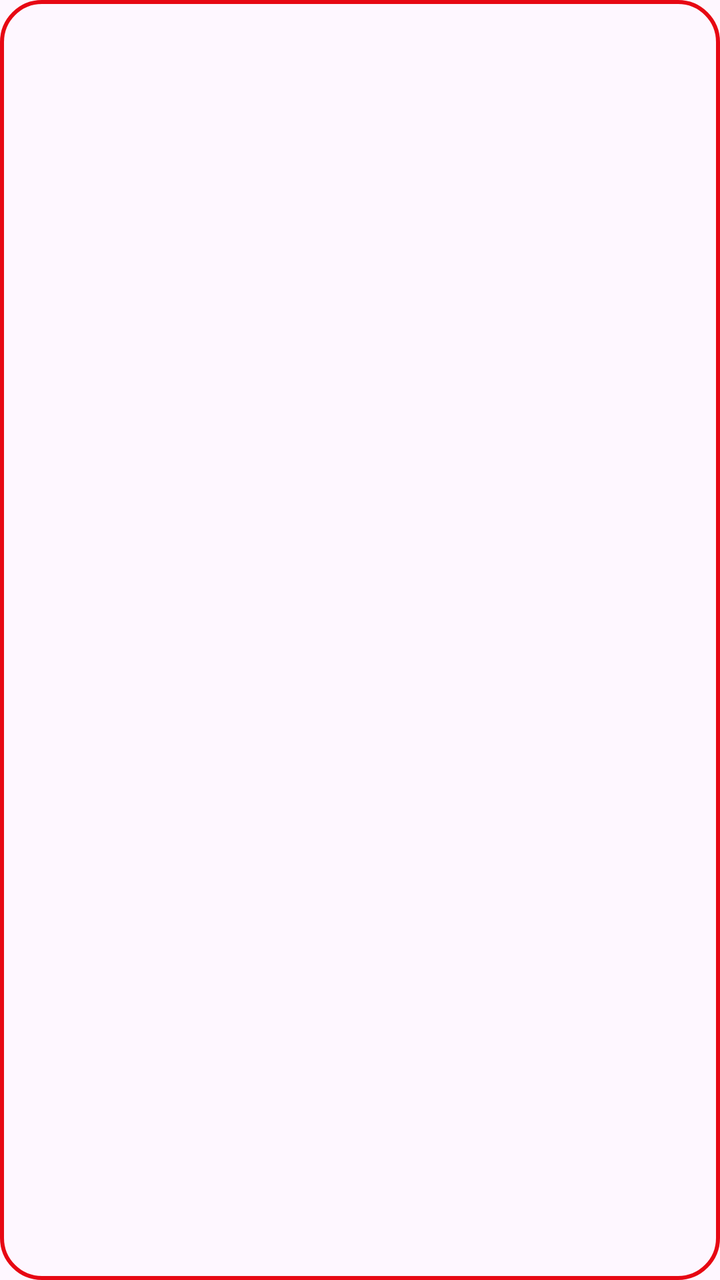
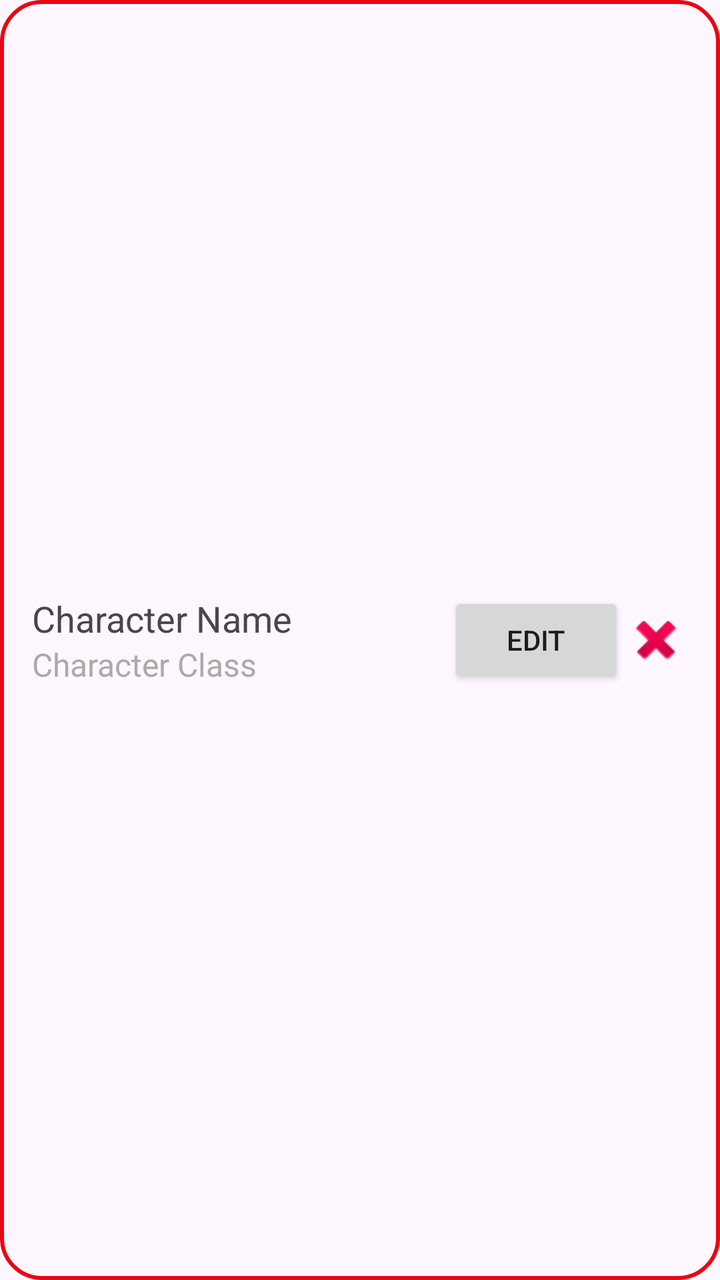

The first picture is an Android layout as it rendered before a commit; the second is the same layout after the commit. The layout source and the unified diff follow.
<!-- AndroidManifest.xml: application theme Theme.Tavernia -->
<!-- res/layout/character_sheet_item.xml -->
<?xml version="1.0" encoding="utf-8"?>
<LinearLayout
    xmlns:android="http://schemas.android.com/apk/res/android"
    android:layout_width="match_parent"
    android:layout_height="wrap_content"
    android:orientation="vertical"
    android:padding="16dp"
    android:background="@drawable/red_border">

    
    <TextView
        android:id="@+id/character_name"
        android:layout_width="match_parent"
        android:layout_height="wrap_content"
        android:textSize="18sp"
        android:textStyle="bold"
        android:textColor="@color/black"
        android:paddingBottom="4dp"/>

    
    <TextView
        android:id="@+id/character_class"
        android:layout_width="match_parent"
        android:layout_height="wrap_content"
        android:textSize="16sp"
        android:textColor="@color/black"/>
</LinearLayout>
<!-- resources referenced by this layout -->
<resources>
  <color name="black">#FF000000</color>
  <!-- drawable red_border (drawable) -->
  <?xml version="1.0" encoding="utf-8"?>
  <shape xmlns:android="http://schemas.android.com/apk/res/android"
      android:shape="rectangle">
      <stroke
          android:width="2dp"
          android:color="@color/red" />
      <corners
          android:radius="20dp" />
  </shape>
  <style name="Theme.Tavernia" parent="Base.Theme.Tavernia" />
  <color name="red">#E70813</color>
  <style name="Base.Theme.Tavernia" parent="Theme.Material3.DayNight.NoActionBar">
          
          
      </style>
</resources>

<!-- the commit's change to res/layout/character_sheet_item.xml (unified diff, before → after) -->
@@ -3,25 +3,46 @@
     xmlns:android="http://schemas.android.com/apk/res/android"
     android:layout_width="match_parent"
     android:layout_height="wrap_content"
-    android:orientation="vertical"
+    android:orientation="horizontal"
     android:padding="16dp"
+    android:gravity="center_vertical"
     android:background="@drawable/red_border">
 
     
-    <TextView
-        android:id="@+id/character_name"
-        android:layout_width="match_parent"
+    <LinearLayout
+        android:layout_width="0dp"
         android:layout_height="wrap_content"
-        android:textSize="18sp"
-        android:textStyle="bold"
-        android:textColor="@color/black"
-        android:paddingBottom="4dp"/>
+        android:layout_weight="1"
+        android:orientation="vertical">
+
+        <TextView
+            android:id="@+id/character_name"
+            android:layout_width="wrap_content"
+            android:layout_height="wrap_content"
+            android:text="Character Name"
+            android:textSize="18sp" />
+
+        <TextView
+            android:id="@+id/character_class"
+            android:layout_width="wrap_content"
+            android:layout_height="wrap_content"
+            android:text="Character Class"
+            android:textSize="16sp"
+            android:textColor="@android:color/darker_gray" />
+    </LinearLayout>
 
     
-    <TextView
-        android:id="@+id/character_class"
-        android:layout_width="match_parent"
+    <Button
+        android:id="@+id/edit_sheet_button"
+        android:layout_width="wrap_content"
         android:layout_height="wrap_content"
-        android:textSize="16sp"
-        android:textColor="@color/black"/>
+        android:text="Edit" />
+
+    <ImageButton
+        android:id="@+id/delete_sheet_button"
+        android:layout_width="wrap_content"
+        android:layout_height="wrap_content"
+        android:src="@android:drawable/ic_delete"
+        android:background="?attr/selectableItemBackgroundBorderless"
+        android:contentDescription="Delete character" />
 </LinearLayout>
<!-- resource entries referenced after the edit -->
@@ -1,6 +1,5 @@
 <!-- resources referenced by this layout -->
 <resources>
-  <color name="black">#FF000000</color>
   <!-- drawable red_border (drawable) -->
   <?xml version="1.0" encoding="utf-8"?>
   <shape xmlns:android="http://schemas.android.com/apk/res/android"
